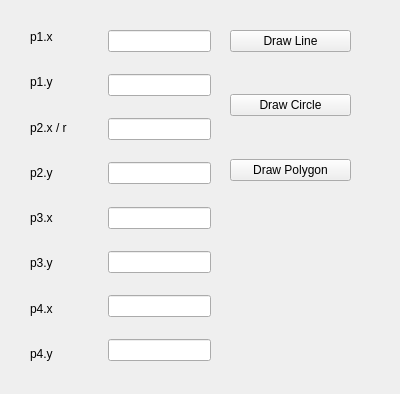
Old version of the form RasterDemo/shapesetwin.ui in the repository Darkbblue/Raster-Demo.
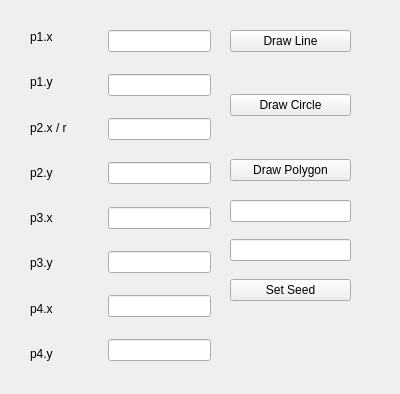
New version of the form.

Diff of the .ui file:
```diff
--- a/RasterDemo/shapesetwin.ui
+++ b/RasterDemo/shapesetwin.ui
@@ -308,7 +308,7 @@
     </item>
    </layout>
   </widget>
-  <widget class="QWidget" name="">
+  <widget class="QWidget" name="layoutWidget">
    <property name="geometry">
     <rect>
      <x>230</x>
@@ -367,6 +367,57 @@
     </item>
    </layout>
   </widget>
+  <widget class="QWidget" name="">
+   <property name="geometry">
+    <rect>
+     <x>230</x>
+     <y>200</y>
+     <width>121</width>
+     <height>101</height>
+    </rect>
+   </property>
+   <layout class="QVBoxLayout" name="verticalLayout_4">
+    <item>
+     <widget class="QLineEdit" name="leP5X"/>
+    </item>
+    <item>
+     <spacer name="verticalSpacer_17">
+      <property name="orientation">
+       <enum>Qt::Vertical</enum>
+      </property>
+      <property name="sizeHint" stdset="0">
+       <size>
+        <width>20</width>
+        <height>40</height>
+       </size>
+      </property>
+     </spacer>
+    </item>
+    <item>
+     <widget class="QLineEdit" name="leP5Y"/>
+    </item>
+    <item>
+     <spacer name="verticalSpacer_18">
+      <property name="orientation">
+       <enum>Qt::Vertical</enum>
+      </property>
+      <property name="sizeHint" stdset="0">
+       <size>
+        <width>20</width>
+        <height>40</height>
+       </size>
+      </property>
+     </spacer>
+    </item>
+    <item>
+     <widget class="QPushButton" name="pbSeed">
+      <property name="text">
+       <string>Set Seed</string>
+      </property>
+     </widget>
+    </item>
+   </layout>
+  </widget>
  </widget>
  <resources/>
  <connections/>
```
Left out of the diff: 2 changed lines with no effect on the pictures.
